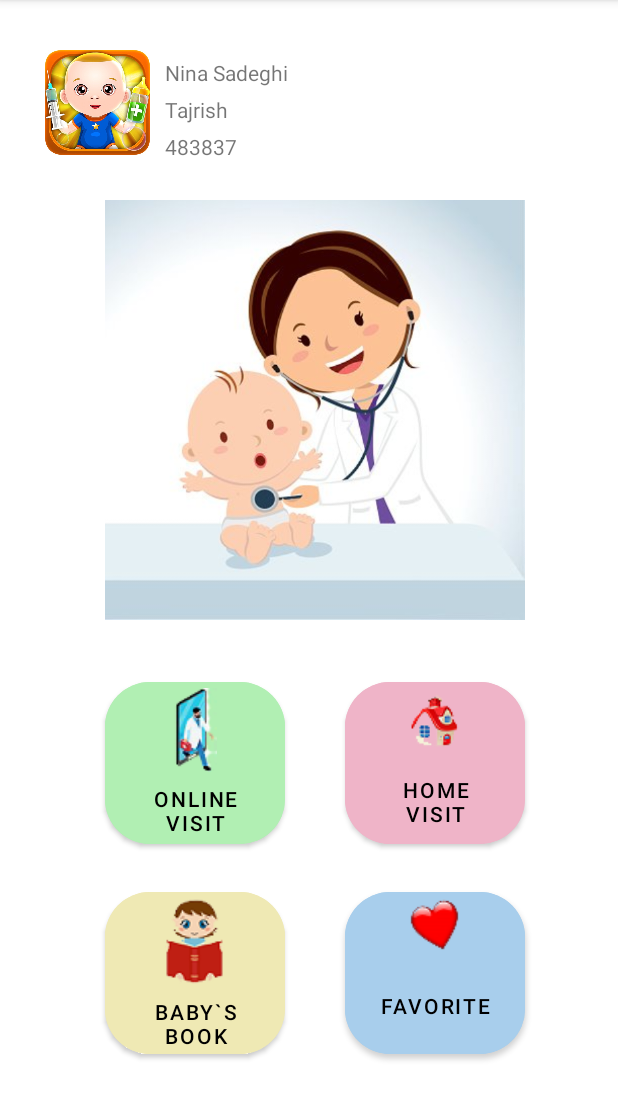
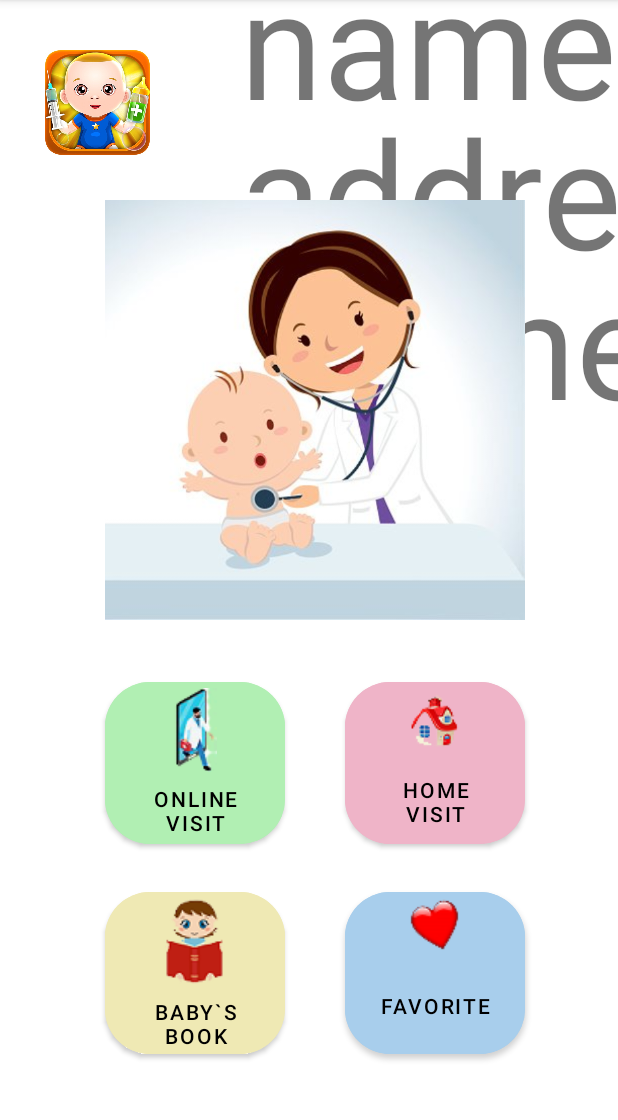
Before and after one commit to maryamtaheri88/Doctors, an Android app: the screen it shows after launch (MainActivity), after a tap on "Dr.Mina Sadeghi", on a phone screen of 412 x 824 dp, the part 84-1204 px from its top. Run offline under Robolectric (Android 15) with nearby library versions, the phone set to English and light mode, and no system bars; 3 statements that could not run were skipped.

Commit message:
fragment

```diff
--- a/app/build.gradle
+++ b/app/build.gradle
@@ -42,6 +42,7 @@ dependencies {
     implementation 'androidx.appcompat:appcompat:1.4.1'
     implementation 'com.google.android.material:material:1.5.0'
     implementation 'androidx.constraintlayout:constraintlayout:2.1.3'
+    implementation 'androidx.legacy:legacy-support-v4:1.0.0'
     testImplementation 'junit:junit:4.13.2'
     androidTestImplementation 'androidx.test.ext:junit:1.1.3'
     androidTestImplementation 'androidx.test.espresso:espresso-core:3.4.0'
--- a/app/src/main/java/com/example/doctors/Pediatrician.kt
+++ b/app/src/main/java/com/example/doctors/Pediatrician.kt
@@ -8,7 +8,7 @@ class Pediatrician {
     }
 
     var doctor1 = DoctorInfo("Ali Ahmadi","Shahrake gharb", 463846)
-    var doctor2 = DoctorInfo("Nina Sadeghi","Tajrish",483837)
+    var doctor2 = DoctorInfo("Mina Sadeghi","Tajrish",483837)
     var doctor3 = DoctorInfo("Maryam Alavi","Monirie",1241233)
     var doctor4 = DoctorInfo("Shahab Mohamadi","Shosh",7394739)
     var doctor5 = DoctorInfo("Shirin Alavi","enghelab",635728)
--- /dev/null
+++ b/app/src/main/java/com/example/doctors/infodoctor.kt
@@ -0,0 +1,30 @@
+package com.example.doctors
+
+import android.os.Bundle
+import androidx.fragment.app.Fragment
+import android.view.LayoutInflater
+import android.view.View
+import android.view.ViewGroup
+import com.example.doctors.databinding.ActivityListOfDoctorsBinding
+import com.example.doctors.databinding.FragmentInfodoctorBinding
+
+class infodoctor : Fragment() {
+
+    lateinit var binding: FragmentInfodoctorBinding
+    override fun onCreate(savedInstanceState: Bundle?) {
+        super.onCreate(savedInstanceState)
+
+    }
+
+    override fun onCreateView(
+        inflater: LayoutInflater, container: ViewGroup?,
+        savedInstanceState: Bundle?
+    ): View? {
+        binding = FragmentInfodoctorBinding.inflate(layoutInflater,container,false)
+
+
+
+        return binding.root
+    }
+
+}
--- a/app/src/main/java/com/example/doctors/listOfDoctors.kt
+++ b/app/src/main/java/com/example/doctors/listOfDoctors.kt
@@ -21,6 +21,7 @@ class listOfDoctors : AppCompatActivity() {
     private fun listener() {
 
         var pediatrician = Pediatrician()
+
 
         binding.aliAhmadi.setOnClickListener{
 
--- a/app/src/main/res/layout/activity_main.xml
+++ b/app/src/main/res/layout/activity_main.xml
@@ -8,6 +8,16 @@
     tools:layout_editor_absoluteX="2dp"
     tools:layout_editor_absoluteY="-131dp">
 
+
+    <androidx.fragment.app.FragmentContainerView
+        android:id="@+id/fragmentContainerView"
+        android:name="com.example.doctors.infodoctor"
+        android:layout_width="wrap_content"
+        android:layout_height="wrap_content"
+        android:layout_marginStart="30dp"
+        app:layout_constraintBottom_toBottomOf="@id/imageDoctor1"
+        app:layout_constraintStart_toEndOf="@id/imageDoctor1"
+        app:layout_constraintTop_toTopOf="parent" />
 
 
     <ImageView
@@ -23,33 +33,33 @@
         app:srcCompat="@drawable/sdfsd" />
 
 
-    <TextView
-        android:id="@+id/text_doctorsName"
-        android:layout_width="wrap_content"
-        android:layout_height="wrap_content"
-        android:text="@string/name"
-        app:layout_constraintStart_toEndOf="@id/imageDoctor1"
-        app:layout_constraintTop_toTopOf="@id/imageDoctor1"
-        android:layout_marginStart="10dp"
-        android:layout_marginTop="5dp"/>
+<!--    <TextView-->
+<!--        android:id="@+id/text_doctorsName"-->
+<!--        android:layout_width="wrap_content"-->
+<!--        android:layout_height="wrap_content"-->
+<!--        android:text="@string/name"-->
+<!--        app:layout_constraintStart_toEndOf="@id/imageDoctor1"-->
+<!--        app:layout_constraintTop_toTopOf="@id/imageDoctor1"-->
+<!--        android:layout_marginStart="10dp"-->
+<!--        android:layout_marginTop="5dp"/>-->
 
-    <TextView
-        android:id="@+id/text_doctorsAdresse"
-        android:layout_width="wrap_content"
-        android:layout_height="wrap_content"
-        android:layout_marginTop="5dp"
-        android:text="@string/address"
-        app:layout_constraintTop_toBottomOf="@id/text_doctorsName"
-        app:layout_constraintStart_toStartOf="@id/text_doctorsName"/>
+<!--    <TextView-->
+<!--        android:id="@+id/text_doctorsAdresse"-->
+<!--        android:layout_width="wrap_content"-->
+<!--        android:layout_height="wrap_content"-->
+<!--        android:layout_marginTop="5dp"-->
+<!--        android:text="@string/address"-->
+<!--        app:layout_constraintTop_toBottomOf="@id/text_doctorsName"-->
+<!--        app:layout_constraintStart_toStartOf="@id/text_doctorsName"/>-->
 
-    <TextView
-        android:id="@+id/text_doctorphone"
-        android:layout_width="wrap_content"
-        android:layout_height="wrap_content"
-        android:layout_marginTop="5dp"
-        android:text="@string/phone"
-        app:layout_constraintTop_toBottomOf="@id/text_doctorsAdresse"
-        app:layout_constraintStart_toStartOf="@id/text_doctorsAdresse"/>
+<!--    <TextView-->
+<!--        android:id="@+id/text_doctorphone"-->
+<!--        android:layout_width="wrap_content"-->
+<!--        android:layout_height="wrap_content"-->
+<!--        android:layout_marginTop="5dp"-->
+<!--        android:text="@string/phone"-->
+<!--        app:layout_constraintTop_toBottomOf="@id/text_doctorsAdresse"-->
+<!--        app:layout_constraintStart_toStartOf="@id/text_doctorsAdresse"/>-->
 
 
     <ImageView
@@ -115,8 +125,7 @@ app:layout_constraintTop_toBottomOf="@id/buttonOnlineVisit"
         app:layout_constraintStart_toStartOf="@id/butttonHomeVisit"
         android:layout_marginTop="20sp"/>
 
-
-
+  >
 
 
 </androidx.constraintlayout.widget.ConstraintLayout>
--- /dev/null
+++ b/app/src/main/res/layout/fragment_infodoctor.xml
@@ -0,0 +1,38 @@
+<?xml version="1.0" encoding="utf-8"?>
+<FrameLayout xmlns:android="http://schemas.android.com/apk/res/android"
+    xmlns:tools="http://schemas.android.com/tools"
+    android:layout_width="match_parent"
+    android:layout_height="match_parent"
+    tools:context=".infodoctor">
+
+
+    <TextView
+        android:id="@+id/name"
+        android:text="@string/name"
+        android:layout_marginTop="150dp"
+        android:layout_marginStart="30sp"
+        android:layout_width="wrap_content"
+        android:layout_height="wrap_content"
+        android:textSize="100dp"/>
+
+    <TextView
+        android:id="@+id/address"
+        android:text="@string/address"
+        android:layout_marginTop="250dp"
+        android:layout_marginStart="30sp"
+        android:layout_width="wrap_content"
+        android:layout_height="wrap_content"
+        android:textSize="100dp"/>
+
+
+    <TextView
+        android:id="@+id/phone"
+        android:text="@string/phone"
+        android:layout_marginTop="350dp"
+        android:layout_marginStart="30sp"
+        android:layout_width="wrap_content"
+        android:layout_height="wrap_content"
+        android:textSize="100dp"/>
+
+
+</FrameLayout>
--- a/app/src/main/res/values/strings.xml
+++ b/app/src/main/res/values/strings.xml
@@ -14,5 +14,7 @@
     <string name="phone">phone</string>
     <string name="address">address</string>
     <string name="name">name</string>
+    <!-- TODO: Remove or change this placeholder text -->
+    <string name="hello_blank_fragment">Hello blank fragment</string>
 
 </resources>
```
Also changed, not shown: app/src/main/AndroidManifest.xml (line endings or trailing spaces), 1 other file.
